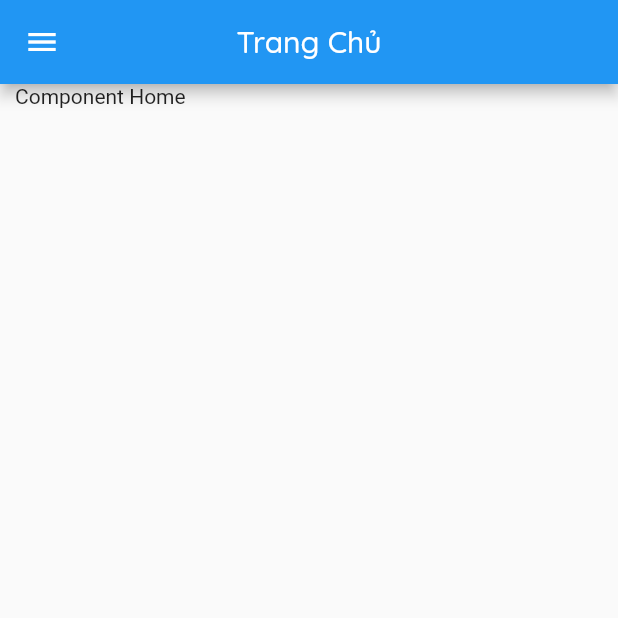
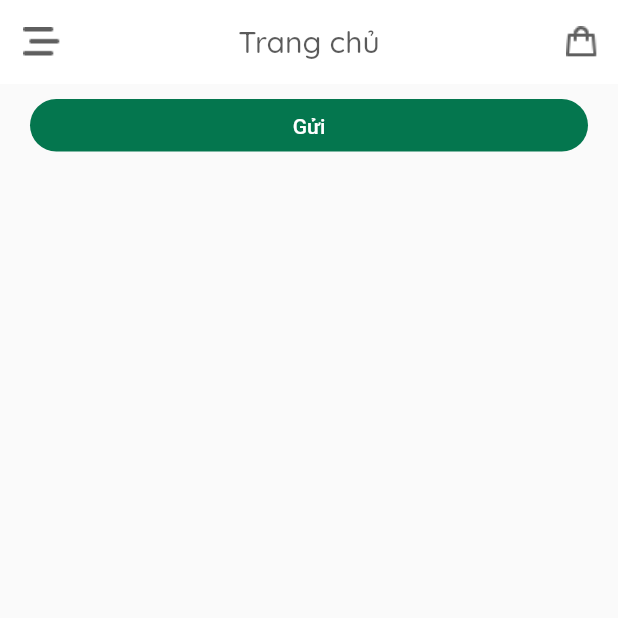
Before and after one commit to tienkim9920/flutter-ecommerce, a Flutter app: the screen it shows after launch, on a phone screen of 412 x 824 dp, the top half of it. Run offline on Flutter 3.47's test engine with Material 2 defaults, Android fonts, the phone set to English and light mode, and no system bars; drawn by our look-alikes of flutter_zoom_drawer; our stand-ins replace google_fonts.

Commit message:
update continue

```diff
--- a/milk_tea/lib/component/menu-widget.dart
+++ b/milk_tea/lib/component/menu-widget.dart
@@ -7,7 +7,7 @@ class MenuWidget extends StatelessWidget {
   @override
   Widget build(BuildContext context) {
     return IconButton(
-      icon: Icon(Icons.menu),
+      icon: Image.asset('assets/menu.png'),
       onPressed: () => ZoomDrawer.of(context)!.toggle(),
     );
   }
--- /dev/null
+++ b/milk_tea/lib/constant/name-component.dart
@@ -0,0 +1,15 @@
+class IDComponent{
+  String trangchu = 'trangchu';
+  String sanpham = 'sanpham';
+  String giohang = 'giohang';
+  String hoso = 'hoso';
+  String lichsu = 'lichsu';
+}
+
+class NameComponent{
+  String trangchu = 'Trang chủ';
+  String sanpham = 'Sản phẩm';
+  String giohang = 'Giỏ hàng';
+  String hoso = 'Hồ sơ';
+  String lichsu = 'Lịch sử';
+}
--- a/milk_tea/lib/main.dart
+++ b/milk_tea/lib/main.dart
@@ -1,5 +1,5 @@
 import 'package:flutter/material.dart';
-import 'package:milk_tea/route/route.dart';
+import 'package:milk_tea/constant/route.dart';
 import 'package:milk_tea/screen/index.dart';
 import 'package:milk_tea/screen/intro.dart';
 import 'package:milk_tea/screen/loading.dart';
--- a/milk_tea/lib/screen/index.dart
+++ b/milk_tea/lib/screen/index.dart
@@ -3,6 +3,7 @@ import 'package:flutter_zoom_drawer/flutter_zoom_drawer.dart';
 import 'package:google_fonts/google_fonts.dart';
 import 'package:milk_tea/component/menu-widget.dart';
 import 'package:milk_tea/component/menu.dart';
+import 'package:milk_tea/constant/name-component.dart';
 import 'package:milk_tea/models/menu-item.dart';
 import 'package:milk_tea/view/cart.dart';
 import 'package:milk_tea/view/history.dart';
@@ -18,15 +19,15 @@ class Index extends StatefulWidget {
 }
 
 class _IndexState extends State<Index> {
-  String currentItem = 'trangchu';
-  String currentScreen = 'Trang Chủ';
+  String currentItem = IDComponent().trangchu;
+  String currentScreen = NameComponent().trangchu;
 
   List<MenuItem> menuItems = [
-    MenuItem('trangchu', 'Trang chủ', Icons.home),
-    MenuItem('sanpham', 'Sản phẩm', Icons.shopping_cart),
-    MenuItem('giohang', 'Giỏ hàng', Icons.shopping_bag),
-    MenuItem('hoso', 'Hồ sơ', Icons.person),
-    MenuItem('lichsu', 'Lịch sử', Icons.menu_book),
+    MenuItem(IDComponent().trangchu, NameComponent().trangchu, Icons.home),
+    MenuItem(IDComponent().sanpham, NameComponent().sanpham, Icons.shopping_cart),
+    MenuItem(IDComponent().giohang, NameComponent().giohang, Icons.shopping_bag),
+    MenuItem(IDComponent().hoso, NameComponent().hoso, Icons.person),
+    MenuItem(IDComponent().lichsu, NameComponent().lichsu, Icons.menu_book),
   ];
 
   dynamic getScreen(){
@@ -44,12 +45,19 @@ class _IndexState extends State<Index> {
     }
   }
 
+  void updateCurrentItem(String id, String name){
+    setState(() => {
+      currentItem = id,
+      currentScreen = name
+    });
+  }
+
   @override
   Widget build(BuildContext context) => ZoomDrawer(
     style: DrawerStyle.Style1,
     borderRadius: 20,
-    angle: -5,
-    slideWidth: MediaQuery.of(context).size.width * .75,
+    angle: -7,
+    slideWidth: MediaQuery.of(context).size.width * .73,
     showShadow: true,
     backgroundColor: Color.fromRGBO(4, 118, 78, 0.7),
     menuScreen: Builder(
@@ -64,15 +72,22 @@ class _IndexState extends State<Index> {
     mainScreen: Scaffold(
       appBar: AppBar(
         title: Text(currentScreen,
-          style: GoogleFonts.quicksand()),
-        backgroundColor: Colors.blue,
+          style: GoogleFonts.quicksand(
+            color: Color.fromRGBO(20, 20, 20, 0.7)
+          ),
+        ),
         centerTitle: true,
-        leading: MenuWidget()
+        leading: MenuWidget(),
+        elevation: 0,
+        backgroundColor: Colors.white,
+        actions: [
+          IconButton(
+            icon: Image.asset('assets/buy.png'),
+            onPressed: () => updateCurrentItem(IDComponent().giohang, NameComponent().giohang),
+          )
+        ],
       ),
-      body: Padding(
-        padding: EdgeInsets.fromLTRB(10, 0, 10, 0),
-        child: getScreen(),
-      ),
+      body: getScreen(),
     )
   );
 }
--- a/milk_tea/lib/screen/loading.dart
+++ b/milk_tea/lib/screen/loading.dart
@@ -1,5 +1,5 @@
 import 'package:flutter/material.dart';
-import 'package:milk_tea/route/route.dart';
+import 'package:milk_tea/constant/route.dart';
 
 class Loading extends StatefulWidget {
   const Loading({ Key? key }) : super(key: key);
--- a/milk_tea/lib/view/home.dart
+++ b/milk_tea/lib/view/home.dart
@@ -1,4 +1,6 @@
 import 'package:flutter/material.dart';
+import 'package:milk_tea/component/button.dart';
+import 'package:milk_tea/pattern/custom-color.dart';
 
 class Home extends StatelessWidget {
   const Home({ Key? key }) : super(key: key);
@@ -6,7 +8,11 @@ class Home extends StatelessWidget {
   @override
   Widget build(BuildContext context) {
     return Scaffold(
-      body: Text('Component Home'),
+      body: Column(
+        children: [
+          Button(10, 10, 'Gửi', CustomColor(4, 118, 78, 1), () => print("Click Me"))
+        ],
+      ),
     );
   }
 }
```
Also changed, not shown: milk_tea/assets/buy.png (added), milk_tea/assets/buyed.png (added), milk_tea/assets/menu.png (added), milk_tea/lib/constant/route.dart (renamed from milk_tea/lib/route/route.dart).
